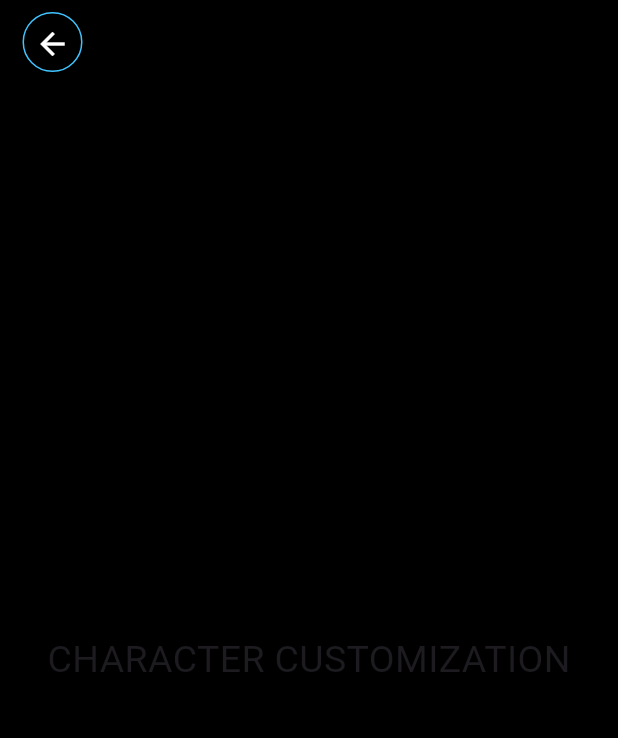
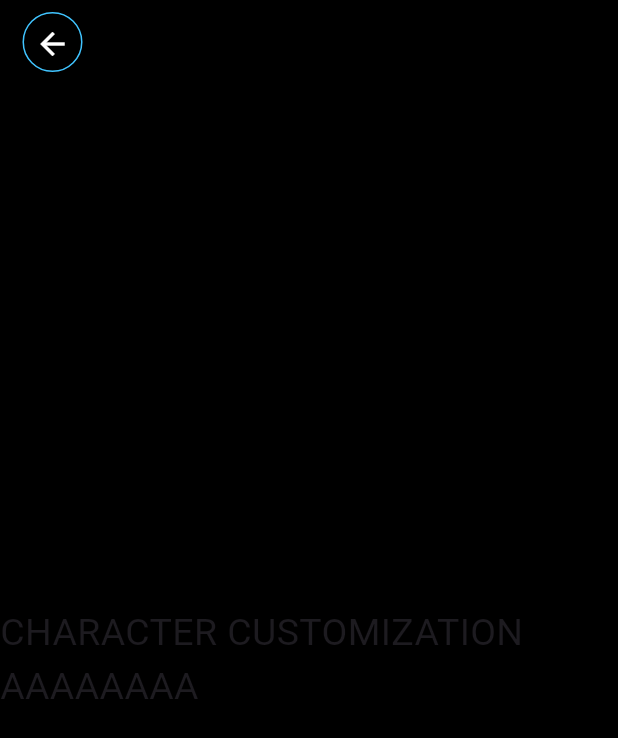
Before and after one commit to Raburiloree/astroknows, a Flutter app: the CharacCustPage screen opened directly, on a phone screen of 412 x 824 dp. Shown: the top 738 px of the screen. Run offline on Flutter 3.47's test engine with Material 3 defaults, Android fonts, the phone set to English and light mode, and no system bars.

Commit message:
my first commit lagay ng AA-

```diff
--- a/lib/pages/button0_charac.dart
+++ b/lib/pages/button0_charac.dart
@@ -45,7 +45,7 @@ class _CharacCustPageState extends State<CharacCustPage> {
         ),
 
         body: Center(
-          child: Text('CHARACTER CUSTOMIZATION',
+          child: Text('CHARACTER CUSTOMIZATION AAAAAAAA',
           style: TextStyle(
             fontSize: 25,
           )
```
